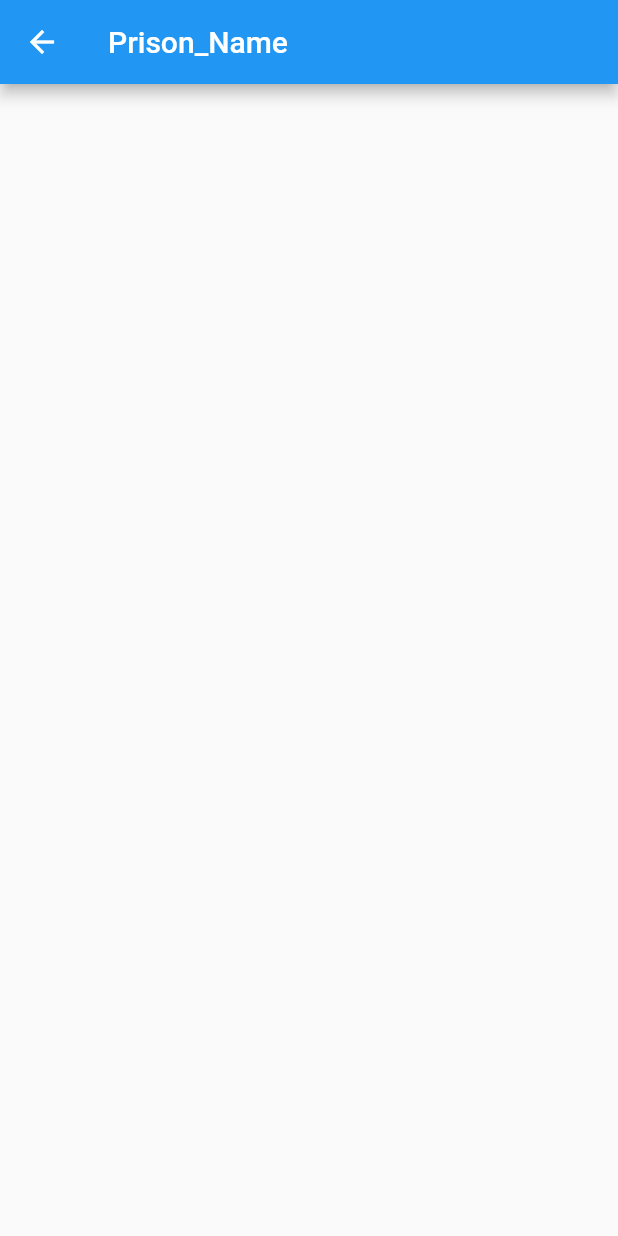
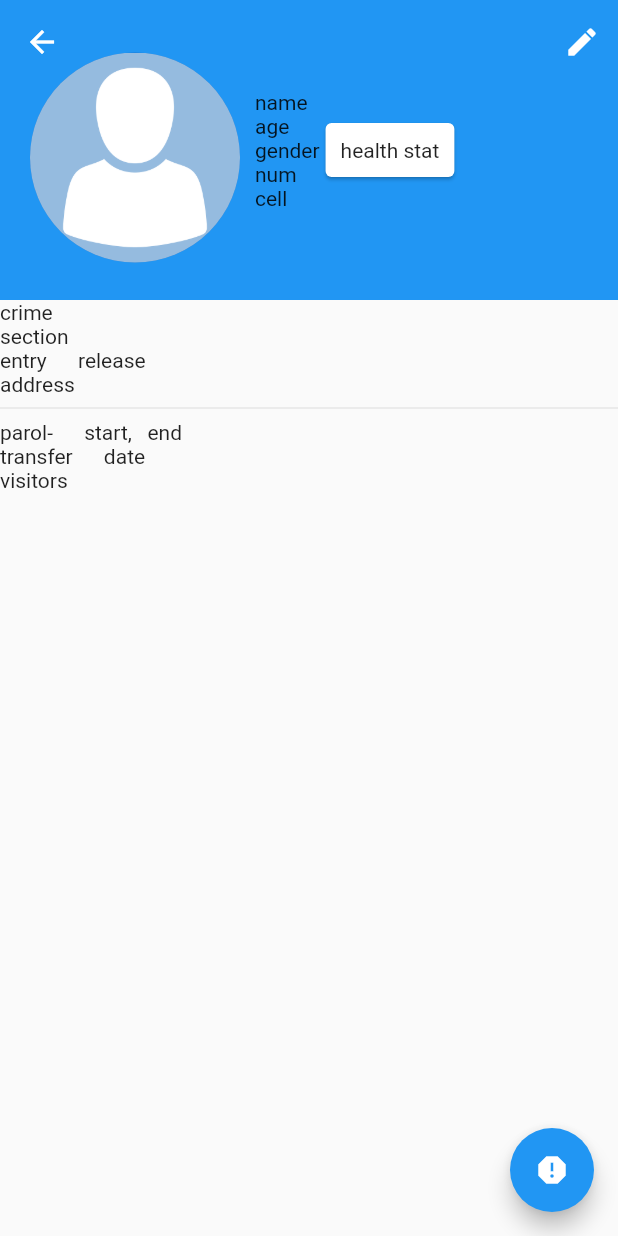
Before and after one commit to ShanuFutura/prison_book, a Flutter app: the screen it shows after launch, scrolled down 260 dp, after a tap on "test", on a phone screen of 412 x 824 dp. Run offline on Flutter 3.47's test engine with Material 2 defaults, Android fonts, the light colour scheme and no system bars; our stand-ins replace table_calendar.

Commit message:
screens added: employee list, main prisoner view,..

```diff
--- a/lib/main.dart
+++ b/lib/main.dart
@@ -1,8 +1,10 @@
 import 'package:flutter/material.dart';
 import 'package:prisonbook/screens/add_prisoner_screen.dart';
 import 'package:prisonbook/screens/attendance_screen.dart';
+import 'package:prisonbook/screens/employees_list_screen.dart';
 import 'package:prisonbook/screens/home_page.dart';
-import 'package:prisonbook/screens/prison_view_page.dart';
+import 'package:prisonbook/screens/main_prisoner_view.dart';
+// import 'package:prisonbook/screens/prison_view_page.dart';
 import 'package:prisonbook/screens/profile_edit_screen.dart';
 
 main() => runApp(PrisonBook());
@@ -15,10 +17,11 @@ class PrisonBook extends StatelessWidget {
     return MaterialApp(
       home: HomePage(),
       routes: {
-        PrisonViewpage.routeName: (ctx) => PrisonViewpage(),
+        MainPrisonerView.routeName: (ctx) => MainPrisonerView(),
         ProfileEditScreen.routeName: (ctx) => ProfileEditScreen(),
         AttendaceScreen.routeName: (ctx) => AttendaceScreen(),
         AddPrisonerScreen.routeName: (ctx) => AddPrisonerScreen(),
+        EmployeesListScreen.routeName: (ctx) => EmployeesListScreen()
       },
     );
   }
--- /dev/null
+++ b/lib/screens/employees_list_screen.dart
@@ -0,0 +1,28 @@
+import 'package:flutter/material.dart';
+
+class EmployeesListScreen extends StatelessWidget {
+  const EmployeesListScreen({Key? key}) : super(key: key);
+
+  static const String routeName = 'employee list screen';
+
+  @override
+  Widget build(BuildContext context) {
+    return Scaffold(
+      appBar: AppBar(),
+      body: ListView.builder(
+          itemCount: 10,
+          itemBuilder: (ctx, index) {
+            return Column(
+              children: [
+                ListTile(
+                  leading: CircleAvatar(),
+                  title: Text('title'),
+                  subtitle: Text('subtitle'),
+                ),
+                Divider()
+              ],
+            );
+          }),
+    );
+  }
+}
--- a/lib/screens/home_page.dart
+++ b/lib/screens/home_page.dart
@@ -1,8 +1,9 @@
 import 'package:flutter/material.dart';
-import 'package:prisonbook/models/dummyDatas.dart';
+// import 'package:prisonbook/models/dummyDatas.dart';
 import 'package:prisonbook/screens/add_prisoner_screen.dart';
 import 'package:prisonbook/screens/attendance_screen.dart';
-import 'package:prisonbook/screens/prison_view_page.dart';
+import 'package:prisonbook/screens/main_prisoner_view.dart';
+// import 'package:prisonbook/screens/prison_view_page.dart';
 import 'package:prisonbook/widgets/employee_drawer.dart';
 
 class HomePage extends StatelessWidget {
@@ -39,7 +40,7 @@ class HomePage extends StatelessWidget {
                     trailing: ElevatedButton(
                         onPressed: () {
                           Navigator.of(context)
-                              .pushNamed(PrisonViewpage.routeName);
+                              .pushNamed(MainPrisonerView.routeName);
                         },
                         child: Text('test')),
                   );
--- /dev/null
+++ b/lib/screens/main_prisoner_view.dart
@@ -0,0 +1,46 @@
+import 'package:flutter/material.dart';
+import 'package:prisonbook/widgets/prisoner_view_sliver_appbar.dart';
+
+class MainPrisonerView extends StatelessWidget {
+  const MainPrisonerView({Key? key}) : super(key: key);
+
+  static const String routeName = 'main prisoner view';
+
+  @override
+  Widget build(BuildContext context) {
+    return Scaffold(
+      floatingActionButton: FloatingActionButton(
+        onPressed: () {},
+        child: Icon(Icons.report),
+      ),
+      body: CustomScrollView(slivers: [
+        SliverAppBar(
+          actions: [IconButton(onPressed: () {}, icon: Icon(Icons.edit))],
+          pinned: true,
+          expandedHeight: 200,
+          flexibleSpace: PrisonerViewSliverAppbar(),
+        ),
+        SliverFillRemaining(
+          child: SingleChildScrollView(
+            physics: NeverScrollableScrollPhysics(),
+            child: Column(
+              crossAxisAlignment: CrossAxisAlignment.start,
+              children: [
+                Text('crime'),
+                Text('section'),
+                Row(
+                  children: [Text('entry      '), Text('release')],
+                ),
+                Text('address'),
+                Divider(),
+                Text('parol-      start,   end'),
+                Text('transfer      date'),
+                Text('visitors'),
+              ],
+            ),
+          ),
+        ),
+      ]),
+    );
+  }
+}
--- a/lib/screens/prison_view_page.dart
+++ /dev/null
@@ -1,17 +0,0 @@
-import 'package:flutter/material.dart';
-
-class PrisonViewpage extends StatelessWidget {
-  const PrisonViewpage({Key? key}) : super(key: key);
-
-  static const String routeName = 'prisoner view';
-
-  @override
-  Widget build(BuildContext context) {
-    return Scaffold(
-      appBar: AppBar(
-        title: Text('Prison_Name'),
-      ),
-      body: Container(),
-    );
-  }
-}
--- a/lib/widgets/employee_drawer.dart
+++ b/lib/widgets/employee_drawer.dart
@@ -1,4 +1,5 @@
 import 'package:flutter/material.dart';
+import 'package:prisonbook/screens/employees_list_screen.dart';
 import 'package:prisonbook/screens/profile_edit_screen.dart';
 
 class EmployeeDrawer extends StatelessWidget {
@@ -48,7 +49,14 @@ class EmployeeDrawer extends StatelessWidget {
           ),
           ListTile(
             title: Text('View Employees'),
-            trailing: IconButton(onPressed: () {}, icon: Icon(Icons.reorder)),
+            trailing: IconButton(
+                onPressed: () => Navigator.of(context)
+                    .pushNamed(EmployeesListScreen.routeName),
+                icon: Icon(Icons.reorder)),
+          ),
+          ListTile(
+            title: Text('officers'),
+            trailing: IconButton(onPressed: () {}, icon: Icon(Icons.chat)),
           ),
           ListTile(
             title: Text('feedback'),
--- /dev/null
+++ b/lib/widgets/prisoner_view_sliver_appbar.dart
@@ -0,0 +1,45 @@
+// import 'dart:html';
+
+import 'package:flutter/material.dart';
+
+class PrisonerViewSliverAppbar extends StatelessWidget {
+  const PrisonerViewSliverAppbar({
+    Key? key,
+  }) : super(key: key);
+
+  @override
+  Widget build(BuildContext context) {
+    return FlexibleSpaceBar(
+      background: Row(
+        children: [
+          Padding(
+            padding: const EdgeInsets.fromLTRB(20, 20, 10, 10),
+            child: const CircleAvatar(
+              radius: 70,
+              backgroundImage: AssetImage(
+                'assets/avatar.png',
+              ),
+            ),
+          ),
+          Column(
+            crossAxisAlignment: CrossAxisAlignment.start,
+            mainAxisAlignment: MainAxisAlignment.center,
+            children: [
+              Text('name'),
+              Text('age'),
+              Text('gender'),
+              Text('num'),
+              Text('cell'),
+            ],
+          ),
+          Card(
+            child: Padding(
+              padding: EdgeInsets.all(10),
+              child: Text('health stat'),
+            ),
+          )
+        ],
+      ),
+    );
+  }
+}
```
